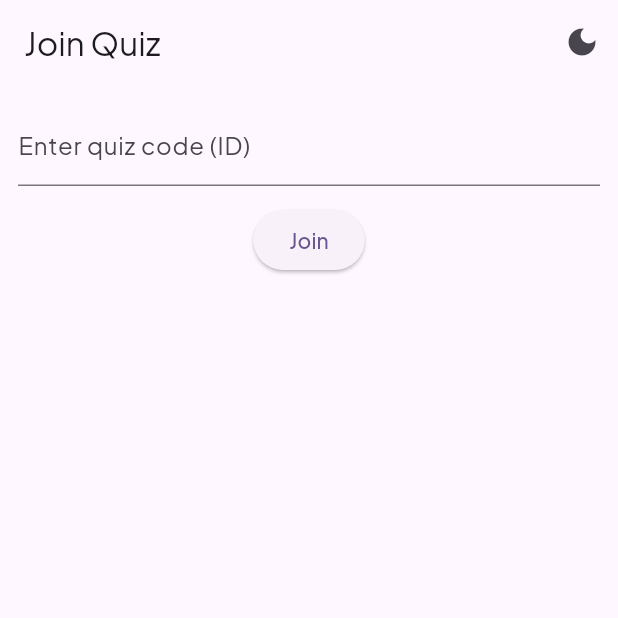
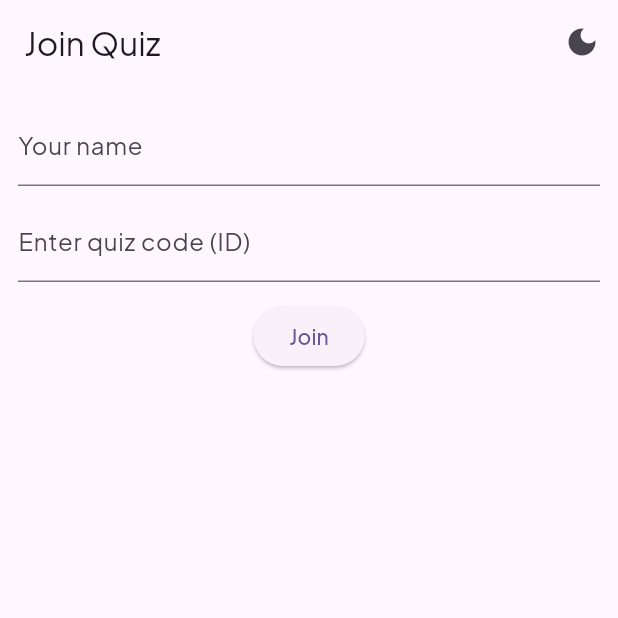
Before and after one commit to moozunch/quizme, a Flutter app: the JoinQuizScreen screen opened by its route, on a phone screen of 412 x 824 dp, the top half of it. Run offline on Flutter 3.47's test engine with Material 3 defaults, Android fonts, the phone set to English and light mode, and no system bars; our stand-ins replace go_router, shared_preferences; accounts and stored records are empty.

Commit message:
screen detail quiz

```diff
--- a/lib/main.dart
+++ b/lib/main.dart
@@ -8,6 +8,7 @@
 import 'screens/join_quiz.dart';
 import 'screens/quiz_detail.dart';
 import 'screens/quiz_play.dart';
+import 'screens/quiz_created.dart';
 
 void main() async {
   WidgetsFlutterBinding.ensureInitialized();
@@ -33,7 +34,12 @@
         }),
         GoRoute(path: '/quiz/:id/play', builder: (context, state) {
           final id = state.pathParameters['id']!;
-          return QuizPlayScreen(quizId: id);
+          final name = state.extra is String ? state.extra as String : null;
+          return QuizPlayScreen(quizId: id, participantName: name);
+        }),
+        GoRoute(path: '/quiz/:id/created', builder: (context, state) {
+          final id = state.pathParameters['id']!;
+          return QuizCreatedScreen(quizId: id);
         }),
       ],
     );
--- /dev/null
+++ b/lib/models/attempt.dart
@@ -0,0 +1,23 @@
+class Attempt {
+  final String name;
+  final int score;
+  final int total;
+  final DateTime submittedAt;
+
+  Attempt({required this.name, required this.score, required this.total, DateTime? submittedAt})
+      : submittedAt = submittedAt ?? DateTime.now();
+
+  factory Attempt.fromJson(Map<String, dynamic> j) => Attempt(
+        name: j['name'] as String,
+        score: j['score'] as int,
+        total: j['total'] as int,
+        submittedAt: DateTime.parse(j['submittedAt'] as String),
+      );
+
+  Map<String, dynamic> toJson() => {
+        'name': name,
+        'score': score,
+        'total': total,
+        'submittedAt': submittedAt.toIso8601String(),
+      };
+}
--- a/lib/models/quiz.dart
+++ b/lib/models/quiz.dart
@@ -1,15 +1,18 @@
 import 'question.dart';
+import 'attempt.dart';
 
 class Quiz {
   String id;
   String title;
   List<Question> questions;
+  List<Attempt> attempts;
 
-  Quiz({required this.id, required this.title, required this.questions});
+  Quiz({required this.id, required this.title, required this.questions, List<Attempt>? attempts})
+      : attempts = attempts ?? <Attempt>[];
 
   factory Quiz.create({required String title, required List<Question> questions}) {
     final id = DateTime.now().millisecondsSinceEpoch.toString();
-    return Quiz(id: id, title: title, questions: questions);
+  return Quiz(id: id, title: title, questions: questions, attempts: []);
   }
 
   factory Quiz.fromJson(Map<String, dynamic> j) => Quiz(
@@ -18,11 +21,15 @@ class Quiz {
         questions: (j['questions'] as List<dynamic>)
             .map((e) => Question.fromJson(Map<String, dynamic>.from(e as Map)))
             .toList(),
+    attempts: (j['attempts'] as List<dynamic>? ?? const [])
+      .map((e) => Attempt.fromJson(Map<String, dynamic>.from(e as Map)))
+      .toList(),
       );
 
   Map<String, dynamic> toJson() => {
         'id': id,
         'title': title,
-        'questions': questions.map((q) => q.toJson()).toList(),
+    'questions': questions.map((q) => q.toJson()).toList(),
+    'attempts': attempts.map((a) => a.toJson()).toList(),
       };
 }
--- a/lib/screens/create_quiz.dart
+++ b/lib/screens/create_quiz.dart
@@ -46,9 +46,9 @@ class _CreateQuizScreenState extends State<CreateQuizScreen> {
   Future<void> _saveQuiz() async {
     final title = _titleCtrl.text.trim();
     if (title.isEmpty || _questions.isEmpty) return;
-    await context.read<AppState>().addQuiz(title, _questions);
+    final id = await context.read<AppState>().addQuiz(title, _questions);
     if (!mounted) return;
-    context.go('/');
+    context.push('/quiz/$id/created');
   }
 
   @override
--- a/lib/screens/join_quiz.dart
+++ b/lib/screens/join_quiz.dart
@@ -11,17 +11,20 @@ class JoinQuizScreen extends StatefulWidget {
 
 class _JoinQuizScreenState extends State<JoinQuizScreen> {
   final _codeCtrl = TextEditingController();
+  final _nameCtrl = TextEditingController();
 
   @override
   void dispose() {
     _codeCtrl.dispose();
+    _nameCtrl.dispose();
     super.dispose();
   }
 
   void _join() {
     final code = _codeCtrl.text.trim();
-    if (code.isEmpty) return;
-    context.push('/quiz/$code/play');
+    final name = _nameCtrl.text.trim();
+    if (code.isEmpty || name.isEmpty) return;
+    context.push('/quiz/$code/play', extra: name);
   }
 
   @override
@@ -32,6 +35,8 @@ class _JoinQuizScreenState extends State<JoinQuizScreen> {
         padding: const EdgeInsets.all(12.0),
         child: Column(
           children: [
+            TextField(controller: _nameCtrl, decoration: const InputDecoration(labelText: 'Your name')),
+            const SizedBox(height: 8),
             TextField(controller: _codeCtrl, decoration: const InputDecoration(labelText: 'Enter quiz code (ID)')),
             const SizedBox(height: 12),
             ElevatedButton(onPressed: _join, child: const Text('Join')),
--- a/lib/screens/quiz_play.dart
+++ b/lib/screens/quiz_play.dart
@@ -2,11 +2,13 @@ import 'package:flutter/material.dart';
 import 'package:provider/provider.dart';
 
 import '../provider/app_state.dart';
+import '../models/attempt.dart';
 import '../widgets/theme_toggle_action.dart';
 
 class QuizPlayScreen extends StatefulWidget {
   final String quizId;
-  const QuizPlayScreen({super.key, required this.quizId});
+  final String? participantName;
+  const QuizPlayScreen({super.key, required this.quizId, this.participantName});
 
   @override
   State<QuizPlayScreen> createState() => _QuizPlayScreenState();
@@ -67,6 +69,14 @@ class _QuizPlayScreenState extends State<QuizPlayScreen> {
               ElevatedButton(
                 onPressed: () {
                   if (_index + 1 >= quiz.questions.length) {
+                    // record attempt if name provided
+                    final name = widget.participantName;
+                    if (name != null && name.isNotEmpty) {
+                      context.read<AppState>().addAttempt(
+                            quiz.id,
+                            Attempt(name: name, score: _score, total: quiz.questions.length),
+                          );
+                    }
                     // show result
                     showDialog(
                       context: context,
```
Also changed, not shown: lib/provider/app_state.dart (+16 -1 lines), lib/screens/quiz_created.dart (added, +68 -0 lines), lib/screens/quiz_detail.dart (+15 -6 lines), lib/widgets/attempt_list.dart (added, +46 -0 lines).
